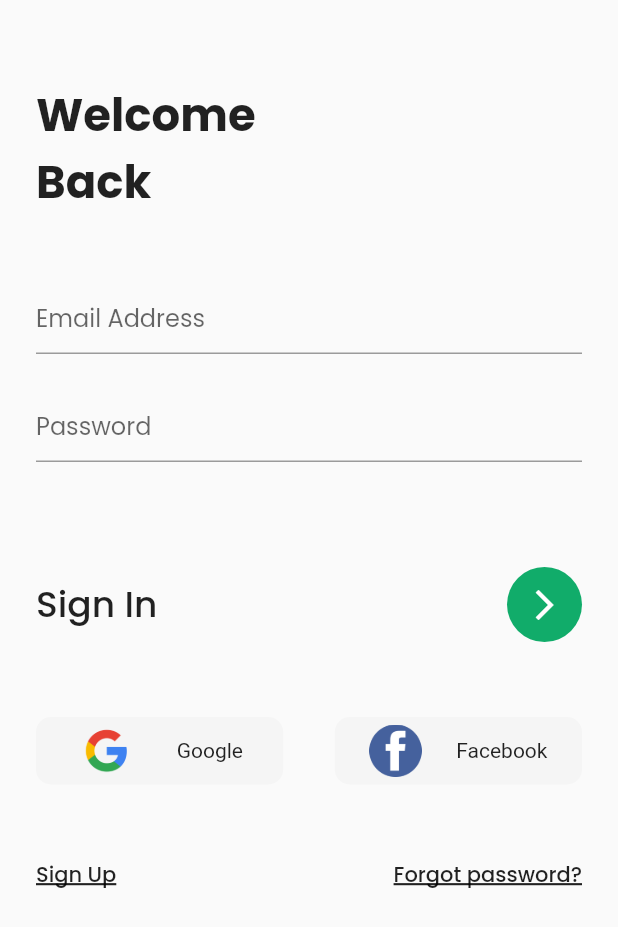
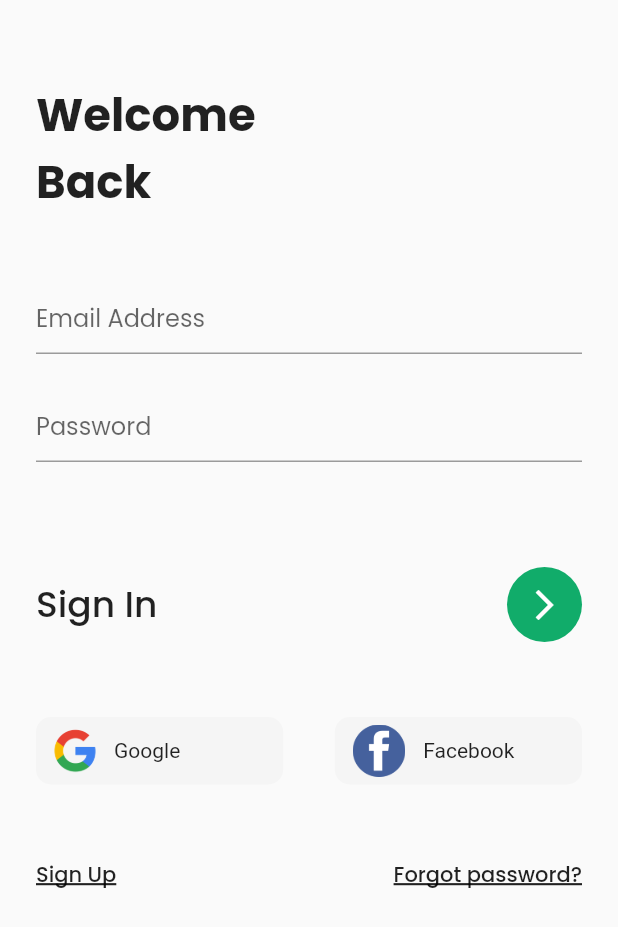
Before and after one commit to kevinrisqi/my-food, a Flutter app: the screen it shows after launch, on a phone screen of 412 x 824 dp. Shown: the top 927 px of the screen. Run offline on Flutter 3.47's test engine with Material 2 defaults, Android fonts, the phone set to English and light mode, and no system bars; our stand-ins replace bottom_navy_bar, equatable, google_fonts.

```diff
--- a/lib/pages/sign_in_page.dart
+++ b/lib/pages/sign_in_page.dart
@@ -101,12 +101,14 @@ class SignInPage extends StatelessWidget {
                     borderRadius: BorderRadius.circular(10),
                   ),
                   child: Row(
-                    mainAxisAlignment: MainAxisAlignment.spaceEvenly,
                     children: [
-                      Image.asset(
+                      Container(
+                        margin: EdgeInsets.symmetric(horizontal: 6),
+                        child: Image.asset(
                           'assets/icon/google.png',
                           width: 40,
                           height: 40,
+                        ),
                       ),
                       Text('Google'),
                     ],
@@ -121,12 +123,14 @@ class SignInPage extends StatelessWidget {
                     borderRadius: BorderRadius.circular(10),
                   ),
                   child: Row(
-                    mainAxisAlignment: MainAxisAlignment.spaceEvenly,
                     children: [
-                      Image.asset(
+                      Container(
+                        margin: EdgeInsets.symmetric(horizontal: 12),
+                        child: Image.asset(
                           'assets/icon/facebook.png',
                           width: 35,
                           height: 35,
+                        ),
                       ),
                       Text('Facebook'),
                     ],
```
Also changed, not shown: pubspec.lock. Lines whose indentation alone changed are shown as unchanged.
